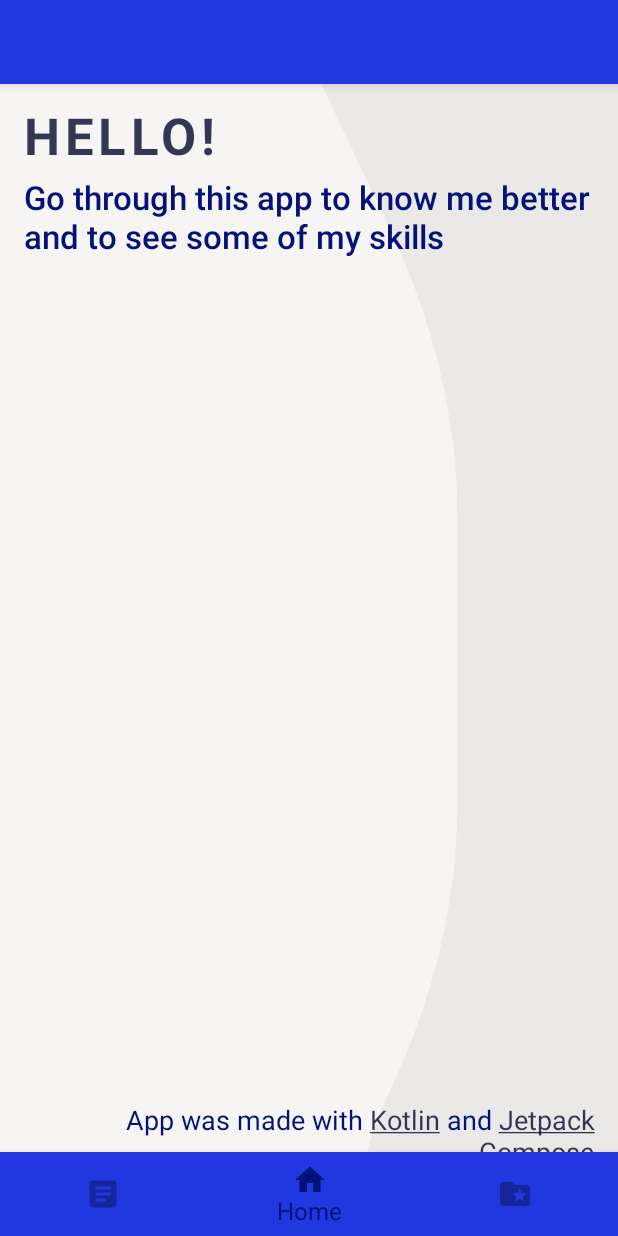
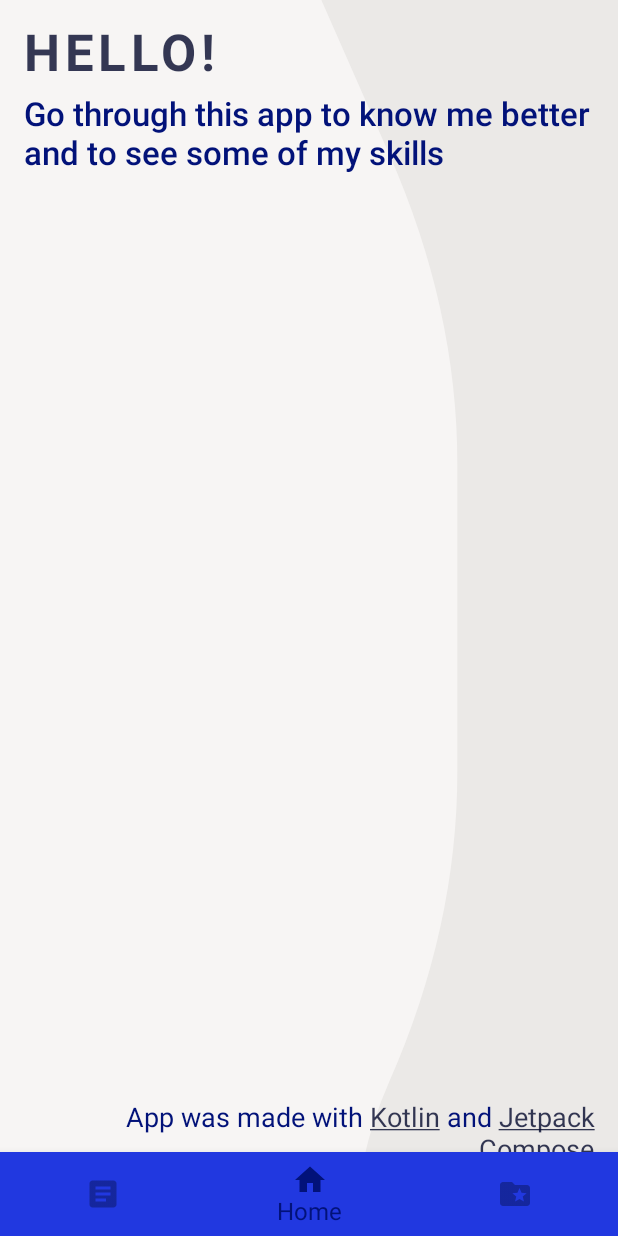
Before and after one commit to DBaw/CvApp, an Android app built with Jetpack Compose: the screen it shows after launch (MainActivity), on a phone screen of 412 x 824 dp. Run offline under Robolectric (Android 15) with nearby library versions, the phone set to English and light mode, and no system bars; our stand-ins replace constraintlayout-compose.

Commit message:
Unused colors deleted from xml. Color of status bar changed. Top bar deleted.

```diff
--- a/app/src/main/java/com/example/cvapp/MainActivity.kt
+++ b/app/src/main/java/com/example/cvapp/MainActivity.kt
@@ -1,16 +1,16 @@
 package com.example.cvapp
 
-
 import android.os.Bundle
+import android.view.View
 import androidx.activity.ComponentActivity
 import androidx.activity.compose.setContent
 import androidx.compose.foundation.ExperimentalFoundationApi
+import androidx.compose.foundation.isSystemInDarkTheme
 import androidx.compose.material.*
 import androidx.compose.material.icons.Icons
 import androidx.compose.material.icons.filled.Article
 import androidx.compose.material.icons.filled.FolderSpecial
 import androidx.compose.material.icons.filled.Home
-import androidx.compose.runtime.rememberCoroutineScope
 import androidx.navigation.compose.rememberNavController
 import com.example.cvapp.bars.data.BottomNavItem
 import com.example.cvapp.navigation.Screen
@@ -24,9 +24,13 @@ class MainActivity : ComponentActivity() {
         super.onCreate(savedInstanceState)
         setContent {
             CvAppTheme() {
+
+                if(isSystemInDarkTheme()){
+                    getWindow().getDecorView().setSystemUiVisibility(View.SYSTEM_UI_FLAG_LIGHT_STATUS_BAR)
+                }
+
                 val navController = rememberNavController()
                 val scaffoldState = rememberScaffoldState()
-                val scope = rememberCoroutineScope()
 
                 Scaffold(
 
@@ -56,8 +60,7 @@ class MainActivity : ComponentActivity() {
                                     navController.navigate(it.route)
                             }
                         )
-                    },
-                    topBar = { TopBar(scaffoldState,scope,navController)}
+                    }
                 ) {
                     NavGraph(navController = navController)
                 }
--- a/app/src/main/java/com/example/cvapp/screens/CvScreen.kt
+++ b/app/src/main/java/com/example/cvapp/screens/CvScreen.kt
@@ -40,7 +40,7 @@ fun CvScreen(navController: NavController, features: List<Feature>) {
         selected = screens == title
 
         val scrollState = rememberScrollState()
-        val navHeight = maxHeight/3
+        val navHeight = maxWidth/1.8f
         val width = constraints.maxWidth.toFloat()
         val height = constraints.maxHeight.toFloat()
         val patternColor = MaterialTheme.colors.secondary
--- a/app/src/main/res/values-night/themes.xml
+++ b/app/src/main/res/values-night/themes.xml
@@ -1,16 +1,10 @@
 <resources xmlns:tools="http://schemas.android.com/tools">
     <!-- Base application theme. -->
-    <style name="Theme.CvApp" parent="Theme.MaterialComponents.DayNight.DarkActionBar">
+    <style name="Theme.CvApp" parent="Theme.MaterialComponents.Light.DarkActionBar">
+
         <!-- Primary brand color. -->
-        <item name="colorPrimary">@color/purple_200</item>
-        <item name="colorPrimaryVariant">@color/purple_700</item>
-        <item name="colorOnPrimary">@color/black</item>
-        <!-- Secondary brand color. -->
-        <item name="colorSecondary">@color/teal_200</item>
-        <item name="colorSecondaryVariant">@color/teal_200</item>
-        <item name="colorOnSecondary">@color/black</item>
         <!-- Status bar color. -->
-        <item name="android:statusBarColor" tools:targetApi="l">?attr/colorPrimaryVariant</item>
+        <item name="android:statusBarColor" tools:targetApi="l">@color/status_dark_theme</item>
         <!-- Customize your theme here. -->
     </style>
 </resources>
--- a/app/src/main/res/values/colors.xml
+++ b/app/src/main/res/values/colors.xml
@@ -1,10 +1,6 @@
 <?xml version="1.0" encoding="utf-8"?>
 <resources>
-    <color name="purple_200">#FFBB86FC</color>
-    <color name="purple_500">#FF6200EE</color>
-    <color name="purple_700">#FF3700B3</color>
-    <color name="teal_200">#FF03DAC5</color>
-    <color name="teal_700">#FF018786</color>
-    <color name="black">#FF000000</color>
-    <color name="white">#FFFFFFFF</color>
+    <color name="status_light_theme">#FF2138E0</color>
+    <color name="status_dark_theme">#FFFFF200</color>
+
 </resources>
--- a/app/src/main/res/values/themes.xml
+++ b/app/src/main/res/values/themes.xml
@@ -2,7 +2,7 @@
     <!-- Base application theme. -->
     <style name="Theme.CvApp" parent="Theme.MaterialComponents.DayNight.DarkActionBar">
         <!-- Status bar color. -->
-        <item name="android:statusBarColor" tools:targetApi="l">@color/black</item>
+        <item name="android:statusBarColor" tools:targetApi="l">@color/status_light_theme</item>
         <!-- Customize your theme here. -->
     </style>
 
```
